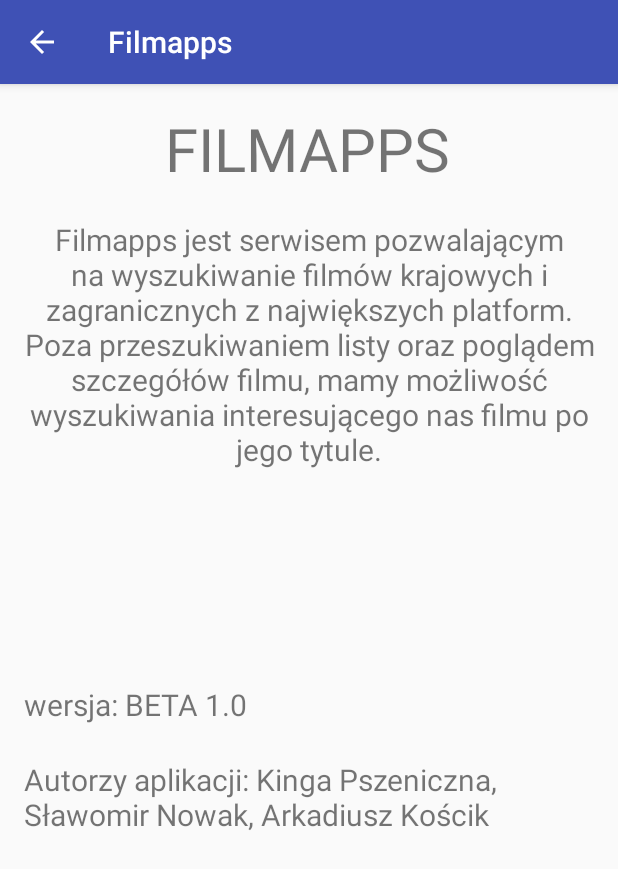
After one commit to nsawek/Filmapps, an Android app: the AboutActivity screen opened directly, with no data from a screen before it, on a phone screen of 412 x 824 dp. The commit adds this screen. Shown: the top 869 px of the screen. Run offline under Robolectric (Android 15) with nearby library versions, the phone set to English and light mode, and no system bars.

Commit message:
about_activity

```diff
--- a/app/src/main/AndroidManifest.xml
+++ b/app/src/main/AndroidManifest.xml
@@ -12,7 +12,7 @@
         android:supportsRtl="true"
         android:theme="@style/AppTheme">
         <activity android:name=".ListaF_Activity" />
-        <activity android:name=".MenuActivity"></activity>
+        <activity android:name=".MenuActivity" />
         <activity android:name=".activities.MainActivity" />
         <activity android:name=".activities.FilmActivity" />
         <activity
@@ -31,7 +31,8 @@
                 <category android:name="android.intent.category.LAUNCHER" />
             </intent-filter>
         </activity>
-        <activity android:name=".HelpActivity"></activity>
+        <activity android:name=".HelpActivity" />
+        <activity android:name=".AboutActivity"></activity>
     </application>
 
 </manifest>
--- /dev/null
+++ b/app/src/main/java/com/example/snowa/filmapps/AboutActivity.java
@@ -0,0 +1,20 @@
+package com.example.snowa.filmapps;
+
+import android.support.v7.app.AppCompatActivity;
+import android.os.Bundle;
+
+public class AboutActivity extends AppCompatActivity {
+
+    @Override
+    public boolean onSupportNavigateUp() {
+        onBackPressed();
+        return true;
+    }
+
+    @Override
+    protected void onCreate(Bundle savedInstanceState) {
+        super.onCreate(savedInstanceState);
+        setContentView(R.layout.activity_about);
+        getSupportActionBar().setDisplayHomeAsUpEnabled(true);
+    }
+}
--- a/app/src/main/java/com/example/snowa/filmapps/MenuActivity.java
+++ b/app/src/main/java/com/example/snowa/filmapps/MenuActivity.java
@@ -47,6 +47,14 @@ public class MenuActivity extends AppCompatActivity {
                 startActivity(intent);}
         });
 
+        Button button6=findViewById(R.id.button6);
+        button6.setOnClickListener(new View.OnClickListener() {
+            @Override
+            public void onClick (View view){
+                Intent intent = new Intent(MenuActivity.this, AboutActivity.class);
+                startActivity(intent);}
+        });
+
         Button button7=findViewById(R.id.button7);
         button7.setOnClickListener(new View.OnClickListener() {
             @Override
--- /dev/null
+++ b/app/src/main/res/layout/activity_about.xml
@@ -0,0 +1,52 @@
+<?xml version="1.0" encoding="utf-8"?>
+<RelativeLayout xmlns:android="http://schemas.android.com/apk/res/android"
+    xmlns:app="http://schemas.android.com/apk/res-auto"
+    xmlns:tools="http://schemas.android.com/tools"
+    android:layout_width="match_parent"
+    android:layout_height="match_parent"
+    tools:context=".AboutActivity">
+
+    <TextView
+        android:text="FILMAPPS"
+        android:layout_width= "match_parent"
+        android:layout_height="50dp"
+        android:layout_marginTop="16dp"
+        android:layout_marginLeft="110dp"
+        android:layout_marginRight="16dp"
+        android:textSize="40dp">
+    </TextView>
+
+    <TextView
+        android:text="Filmapps jest serwisem pozwalającym na wyszukiwanie filmów krajowych i zagranicznych z największych platform. Poza przeszukiwaniem listy oraz poglądem szczegółów filmu, mamy możliwość wyszukiwania interesującego nas filmu po jego tytule."
+        android:layout_width="match_parent"
+        android:layout_height="200dp"
+        android:layout_marginTop="90dp"
+        android:layout_marginLeft="16dp"
+        android:layout_marginRight="16dp"
+        android:textSize="20dp"
+        android:textAlignment="center">
+    </TextView>
+
+    <TextView
+        android:text="wersja: BETA 1.0"
+        android:layout_width= "match_parent"
+        android:layout_height="50dp"
+        android:layout_marginTop="400dp"
+        android:layout_marginLeft="16dp"
+        android:layout_marginRight="16dp"
+        android:textSize="20dp">
+    </TextView>
+
+    <TextView
+        android:text="Autorzy aplikacji: Kinga Pszeniczna, Sławomir Nowak, Arkadiusz Kościk"
+        android:layout_width= "match_parent"
+        android:layout_height="100dp"
+        android:layout_marginTop="450dp"
+        android:layout_marginLeft="16dp"
+        android:layout_marginRight="16dp"
+        android:textSize="20dp">
+    </TextView>
+
+
+
+</RelativeLayout>
--- a/app/src/main/res/layout/activity_menu.xml
+++ b/app/src/main/res/layout/activity_menu.xml
@@ -5,7 +5,9 @@
     android:layout_width="match_parent"
     android:orientation="vertical"
     android:layout_height="match_parent"
-    tools:context=".MenuActivity">
+    tools:context=".MenuActivity"
+    android:background="@drawable/tlo_menu">
+
 
 
     <Button
```
Also changed, not shown: app/src/main/res/drawable-hdpi/tlo_menu.jpg (added).
